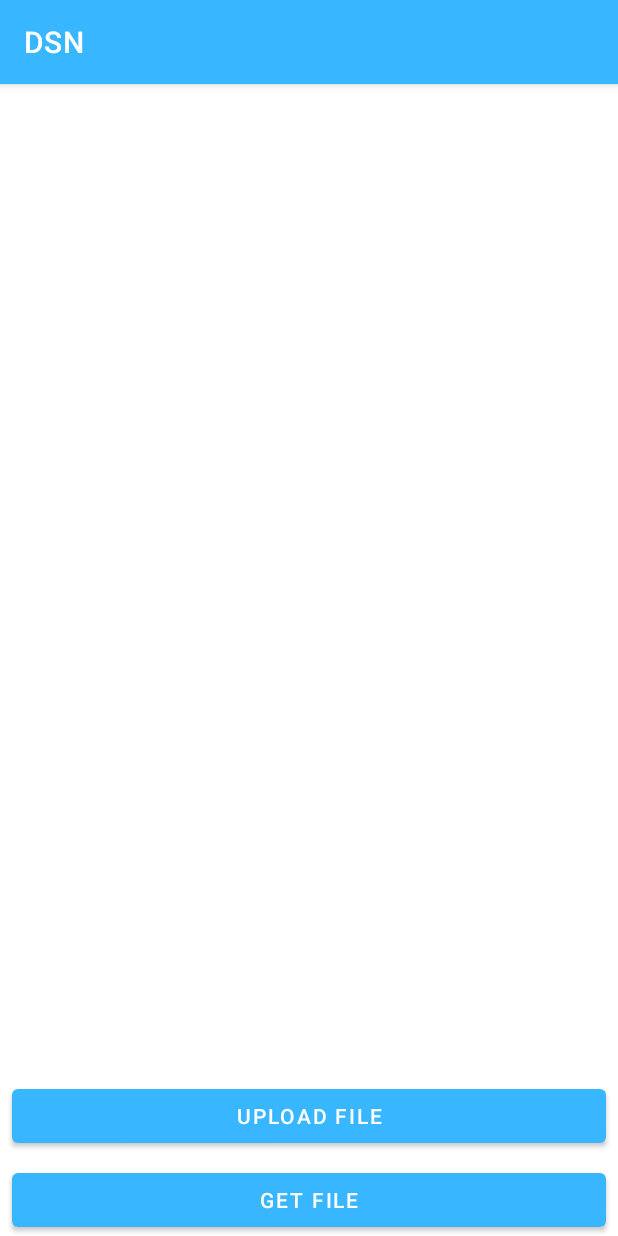
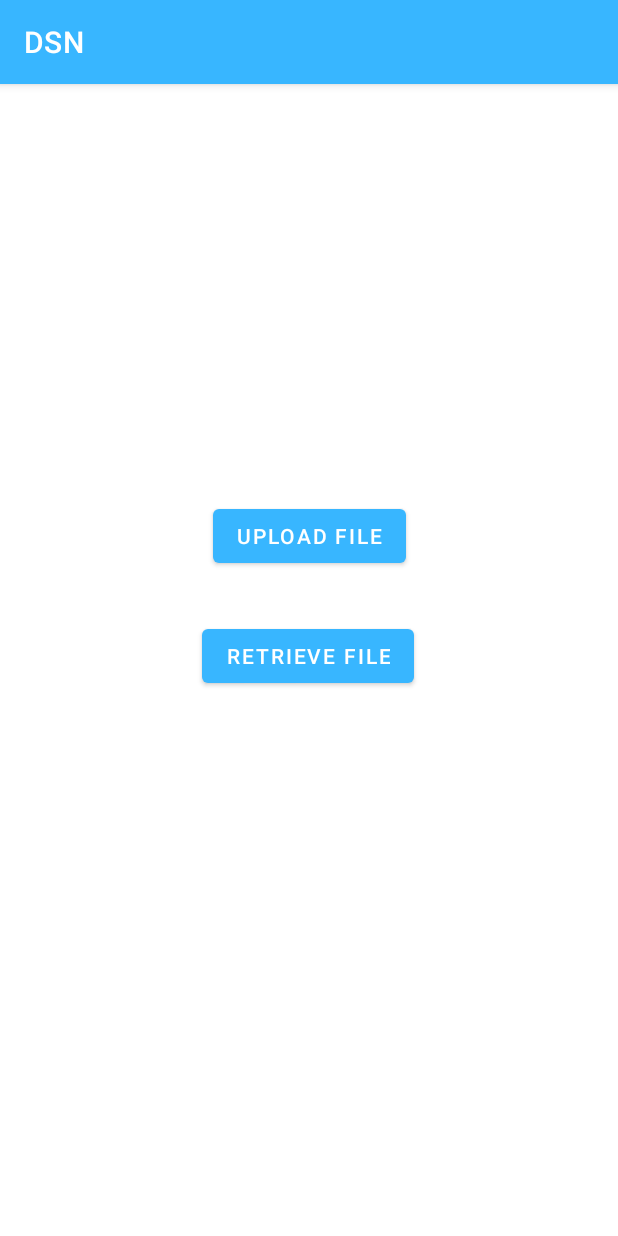
Before and after one commit to Ehtesham599/DSN, an Android app: the screen it shows after launch (MainActivity), on a phone screen of 412 x 824 dp. Run offline under Robolectric (Android 15) with nearby library versions, the phone set to English and light mode, and no system bars.

```diff
--- a/app/src/main/java/com/example/dsn/activities/SplashScreen.java
+++ b/app/src/main/java/com/example/dsn/activities/SplashScreen.java
@@ -2,16 +2,19 @@ package com.example.dsn.activities;
 
 import androidx.appcompat.app.AppCompatActivity;
 import com.example.dsn.R;
+import com.example.dsn.utils.AppUtils;
 
+import android.annotation.SuppressLint;
 import android.content.Intent;
+import android.content.SharedPreferences;
 import android.os.Bundle;
 import android.os.Handler;
+import android.preference.PreferenceManager;
+import android.provider.Settings.Secure;
 
 
 /**
  * Enables an intro for the user and help navigate to the appropriate screen
- * TODO : check user Auth status
- * TODO : initialize node
  */
 public class SplashScreen extends AppCompatActivity {
 
@@ -19,10 +22,43 @@ public class SplashScreen extends AppCompatActivity {
     protected void onCreate(Bundle savedInstanceState) {
         super.onCreate(savedInstanceState);
         setContentView(R.layout.activity_splash_screen);
+        @SuppressLint("HardwareIds")
+        String peerID = Secure.getString(this.getContentResolver(), Secure.ANDROID_ID);
+        savePeerID(peerID);
+        generateAndSaveKey(peerID);
         navigateToMainActivity();
 
     }
 
+    /**
+     * A method that generates and saves the key used for encryption/decryption of data
+     * @param peerID to be used to hash and obtain key
+     */
+    private void generateAndSaveKey(String peerID){
+        SharedPreferences preferences = PreferenceManager.getDefaultSharedPreferences(this);
+        SharedPreferences.Editor editor = preferences.edit();
+        editor.putString("PEER_KEY", AppUtils.encodeSHA256(peerID));
+        editor.apply();
+    }
+
+    /**
+     * A method that saves peer ID to local shared preferences
+     * @param peerID peer Id
+     */
+    private void savePeerID(String peerID) {
+        SharedPreferences preferences = PreferenceManager.getDefaultSharedPreferences(this);
+        SharedPreferences.Editor editor = preferences.edit();
+        editor.putString("PEER_ID",peerID);
+        editor.apply();
+    }
+
+//    private void authenticatePeer(String peerID){
+//
+//    }
+
+    /**
+     * A method that navigates to MainActivity with a delay of 4 seconds
+     */
     private void navigateToMainActivity(){
         Handler handler = new Handler();
         handler.postDelayed(() -> {
@@ -32,5 +68,4 @@ public class SplashScreen extends AppCompatActivity {
         }, 4000);
     }
 
-
 }
--- a/app/src/main/java/com/example/dsn/constants/AppConstants.java
+++ b/app/src/main/java/com/example/dsn/constants/AppConstants.java
@@ -2,5 +2,6 @@ package com.example.dsn.constants;
 
 public class AppConstants {
 
-    public static final int CHUNK_SIZE = 1024*256;
+    public static final int CHUNK_SIZE = 1024*128;
+    public static final String USER_KEY = "user_key";
 }
--- /dev/null
+++ b/app/src/main/java/com/example/dsn/utils/AppUtils.java
@@ -0,0 +1,60 @@
+package com.example.dsn.utils;
+
+import java.io.UnsupportedEncodingException;
+import java.security.MessageDigest;
+import java.security.NoSuchAlgorithmException;
+
+import android.content.Context;
+import android.content.SharedPreferences;
+import android.preference.PreferenceManager;
+
+public class AppUtils {
+
+    public static String encodeSHA256(String input){
+        MessageDigest digest;
+        try {
+            digest = MessageDigest.getInstance("SHA-256");
+            byte[] hash = digest.digest(input.getBytes("UTF-8"));
+            return bytesToHex(hash);
+
+        } catch (NoSuchAlgorithmException e) {
+            e.printStackTrace();
+        } catch (UnsupportedEncodingException e) {
+            e.printStackTrace();
+        }
+
+        return null;
+    }
+
+    private static String bytesToHex(byte[] hash) {
+        StringBuilder hexString = new StringBuilder(2 * hash.length);
+        for (byte b : hash) {
+            String hex = Integer.toHexString(0xff & b);
+            if (hex.length() == 1) {
+                hexString.append('0');
+            }
+            hexString.append(hex);
+        }
+        return hexString.toString();
+    }
+
+    /**
+     * This method returns the user AES key for encryption and decryption of data.
+     * @param context to the activity
+     * @return Peer key
+     */
+    public static String getAESKey(Context context){
+        SharedPreferences sharedPreferences = PreferenceManager.getDefaultSharedPreferences(context);
+        return sharedPreferences.getString("PEER_KEY","");
+    }
+
+    /**
+     * A method that returns the peer ID
+     * @param context to the activity
+     * @return peer ID
+     */
+    public static String getPeerID(Context context){
+        SharedPreferences sharedPreferences = PreferenceManager.getDefaultSharedPreferences(context);
+        return sharedPreferences.getString("PEER_ID","");
+    }
+}
--- a/app/src/main/res/layout/activity_main.xml
+++ b/app/src/main/res/layout/activity_main.xml
@@ -19,29 +19,23 @@
 
         <Button
             android:id="@+id/button_retrieve"
-            android:layout_width="0dp"
+            android:layout_width="wrap_content"
             android:layout_height="wrap_content"
-            android:layout_marginStart="8dp"
-            android:layout_marginLeft="8dp"
-            android:layout_marginEnd="8dp"
-            android:layout_marginRight="8dp"
-            android:text="@string/get_file"
-            app:layout_constraintBottom_toBottomOf="parent"
+            android:layout_marginTop="32dp"
+            android:text="@string/retrieve_file"
             app:layout_constraintEnd_toEndOf="parent"
-            app:layout_constraintStart_toStartOf="parent" />
+            app:layout_constraintHorizontal_bias="0.498"
+            app:layout_constraintStart_toStartOf="parent"
+            app:layout_constraintTop_toBottomOf="@+id/button_upload" />
 
         <Button
             android:id="@+id/button_upload"
-            android:layout_width="0dp"
+            android:layout_width="wrap_content"
             android:layout_height="wrap_content"
-            android:layout_marginStart="8dp"
-            android:layout_marginLeft="8dp"
-            android:layout_marginEnd="8dp"
-            android:layout_marginRight="8dp"
-            android:layout_marginBottom="8dp"
+            android:layout_marginTop="277dp"
             android:text="@string/upload_file"
-            app:layout_constraintBottom_toTopOf="@+id/button_retrieve"
             app:layout_constraintEnd_toEndOf="parent"
-            app:layout_constraintStart_toStartOf="parent" />
+            app:layout_constraintStart_toStartOf="parent"
+            app:layout_constraintTop_toTopOf="parent" />
     </androidx.constraintlayout.widget.ConstraintLayout>
 </androidx.constraintlayout.widget.ConstraintLayout>
--- a/app/src/main/res/values-night/themes.xml
+++ b/app/src/main/res/values-night/themes.xml
@@ -4,11 +4,11 @@
         <!-- Primary brand color. -->
         <item name="colorPrimary">@color/colorPrimary</item>
         <item name="colorPrimaryVariant">@color/colorPrimaryVariant</item>
-        <item name="colorOnPrimary">@color/black</item>
+        <item name="colorOnPrimary">@color/white</item>
         <!-- Secondary brand color. -->
         <item name="colorSecondary">@color/teal_200</item>
         <item name="colorSecondaryVariant">@color/teal_200</item>
-        <item name="colorOnSecondary">@color/black</item>
+        <item name="colorOnSecondary">@color/white</item>
         <!-- Status bar color. -->
         <item name="android:statusBarColor" tools:targetApi="l">?attr/colorPrimaryVariant</item>
         <!-- Customize your theme here. -->
--- a/app/src/main/res/values/strings.xml
+++ b/app/src/main/res/values/strings.xml
@@ -1,6 +1,6 @@
 <resources>
     <string name="app_name">DSN</string>
     <string name="splash_screen_background">Splash screen background</string>
-    <string name="get_file">Get file</string>
+    <string name="retrieve_file">Retrieve file</string>
     <string name="upload_file">Upload File</string>
 </resources>
--- a/app/src/main/res/values/themes.xml
+++ b/app/src/main/res/values/themes.xml
@@ -1,6 +1,6 @@
 <resources xmlns:tools="http://schemas.android.com/tools">
     <!-- Base application theme. -->
-    <style name="Theme.DSN" parent="Theme.MaterialComponents.DayNight.DarkActionBar">
+    <style name="Theme.DSN" parent="Theme.MaterialComponents.Light.DarkActionBar">
         <!-- Primary brand color. -->
         <item name="colorPrimary">@color/colorPrimary</item>
         <item name="colorPrimaryVariant">@color/colorPrimaryVariant</item>
@@ -8,7 +8,7 @@
         <!-- Secondary brand color. -->
         <item name="colorSecondary">@color/teal_200</item>
         <item name="colorSecondaryVariant">@color/teal_700</item>
-        <item name="colorOnSecondary">@color/black</item>
+        <item name="colorOnSecondary">@color/white</item>
         <!-- Status bar color. -->
         <item name="android:statusBarColor" tools:targetApi="l">?attr/colorPrimaryVariant</item>
         <!-- Customize your theme here. -->
```
Also changed, not shown: app/src/main/java/com/example/dsn/activities/MainActivity.java (+13 -5 lines), app/src/main/java/com/example/dsn/services/AES.java (+8 -12 lines), app/src/main/java/com/example/dsn/services/DataHandler.java (+113 -5 lines).
